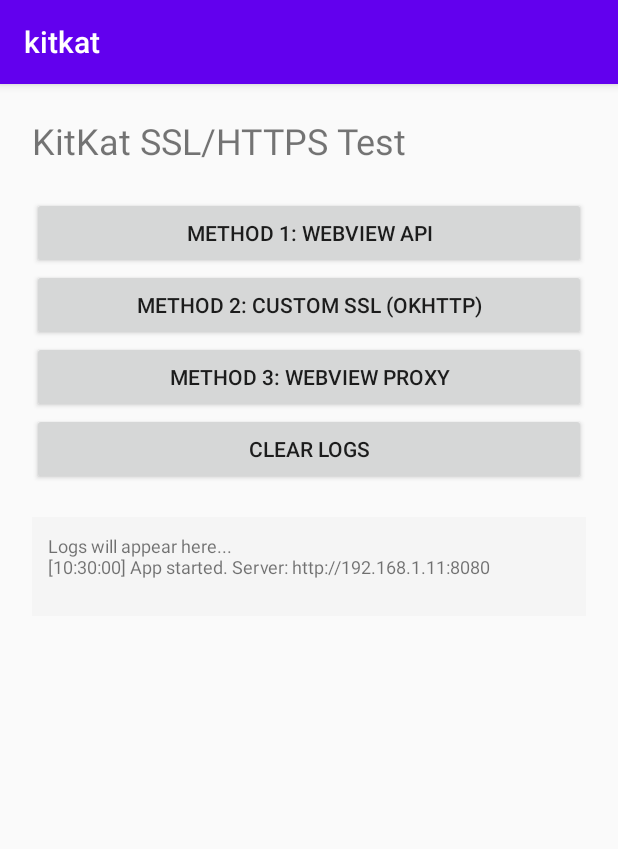
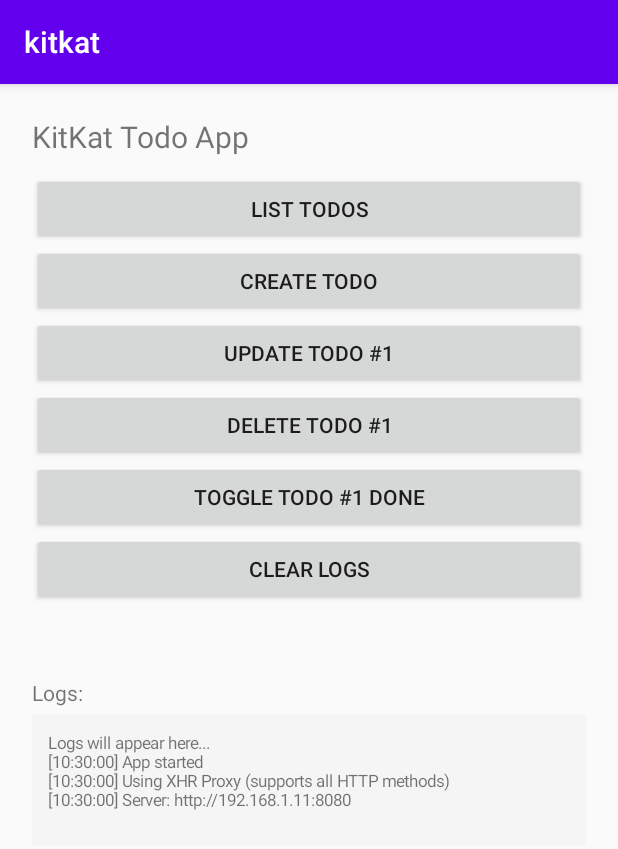
Before and after one commit to estrados/teux2, an Android app: the screen it shows after launch (MainActivity), on a phone screen of 412 x 824 dp. Shown: the top 849 px of the screen. Run offline under Robolectric (Android 15) with nearby library versions, the phone set to English and light mode, and no system bars; 2 statements that could not run were skipped.

Commit message:
crud working

```diff
--- a/app/src/main/java/com/example/kitkat/LogHelper.kt
+++ b/app/src/main/java/com/example/kitkat/LogHelper.kt
@@ -27,17 +27,18 @@
         val method: String,
         val status: String,
         val message: String,
-        val response_time: Long = 0
+        val response_time: Long = 0,
+        val response_body: String? = null
     )
 
-    fun log(method: String, status: String, message: String, responseTime: Long = 0) {
+    fun log(method: String, status: String, message: String, responseTime: Long = 0, responseBody: String? = null) {
         // Log to Logcat
         Log.d(TAG, "[$method] $status - $message (${responseTime}ms)")
 
         // Send to PHP server asynchronously
         Thread {
             try {
-                val logData = LogData(method, status, message, responseTime)
+                val logData = LogData(method, status, message, responseTime, responseBody)
                 val json = gson.toJson(logData)
 
                 val body = RequestBody.create(
@@ -60,15 +61,15 @@
         }.start()
     }
 
-    fun logSuccess(method: String, message: String, responseTime: Long) {
-        log(method, "SUCCESS", message, responseTime)
+    fun logSuccess(method: String, message: String, responseTime: Long, responseBody: String? = null) {
+        log(method, "SUCCESS", message, responseTime, responseBody)
     }
 
-    fun logError(method: String, message: String, responseTime: Long = 0) {
-        log(method, "ERROR", message, responseTime)
+    fun logError(method: String, message: String, responseTime: Long = 0, responseBody: String? = null) {
+        log(method, "ERROR", message, responseTime, responseBody)
     }
 
     fun logInfo(method: String, message: String) {
-        log(method, "INFO", message, 0)
+        log(method, "INFO", message, 0, null)
     }
 }
--- a/app/src/main/java/com/example/kitkat/MainActivity.kt
+++ b/app/src/main/java/com/example/kitkat/MainActivity.kt
@@ -6,141 +6,253 @@
 import android.widget.TextView
 import android.widget.LinearLayout
 import androidx.appcompat.app.AppCompatActivity
+import java.text.SimpleDateFormat
+import java.util.*
 
 class MainActivity : AppCompatActivity() {
 
     private lateinit var logTextView: TextView
     private lateinit var scrollView: ScrollView
 
+    // Using XHR Proxy - supports all HTTP operations
+    private lateinit var apiHelper: ApiHelper
+    private lateinit var todoApi: TodoApi
+
     override fun onCreate(savedInstanceState: Bundle?) {
         super.onCreate(savedInstanceState)
 
-        // Create UI programmatically (no XML layout needed)
-        val layout = LinearLayout(this).apply {
+        // Initialize API helper
+        apiHelper = ApiHelperFactory.create(this)
+        todoApi = TodoApi(apiHelper)
+
+        // Main layout
+        val mainLayout = LinearLayout(this).apply {
             orientation = LinearLayout.VERTICAL
             setPadding(32, 32, 32, 32)
         }
 
         // Title
         val title = TextView(this).apply {
-            text = "KitKat SSL/HTTPS Test"
-            textSize = 24f
-            setPadding(0, 0, 0, 32)
+            text = "KitKat Todo App"
+            textSize = 20f
+            setPadding(0, 0, 0, 16)
         }
-        layout.addView(title)
+        mainLayout.addView(title)
 
-        // Method 1 Button - WebView API
-        val btnWebView = Button(this).apply {
-            text = "Method 1: WebView API"
-            setOnClickListener {
-                appendLog("Testing Method 1: WebView API...")
-                testWebViewApi()
+        // Buttons container (scrollable)
+        val buttonScrollView = ScrollView(this).apply {
+            layoutParams = LinearLayout.LayoutParams(
+                LinearLayout.LayoutParams.MATCH_PARENT,
+                0
+            ).apply {
+                weight = 1f // Take up available space
             }
         }
-        layout.addView(btnWebView)
 
-        // Method 2 Button - Custom SSL
-        val btnCustomSsl = Button(this).apply {
-            text = "Method 2: Custom SSL (OkHttp)"
-            setOnClickListener {
-                appendLog("Testing Method 2: Custom SSL...")
-                testCustomSsl()
-            }
+        val buttonLayout = LinearLayout(this).apply {
+            orientation = LinearLayout.VERTICAL
         }
-        layout.addView(btnCustomSsl)
 
-        // Method 3 Button - WebView Proxy
-        val btnWebViewProxy = Button(this).apply {
-            text = "Method 3: WebView Proxy"
-            setOnClickListener {
-                appendLog("Testing Method 3: WebView as SSL Proxy...")
-                testWebViewProxy()
-            }
+        // Add all buttons to scrollable container
+        buttonLayout.addView(Button(this).apply {
+            text = "List Todos"
+            setOnClickListener { listTodos() }
+        })
+
+        buttonLayout.addView(Button(this).apply {
+            text = "Create Todo"
+            setOnClickListener { createTodo() }
+        })
+
+        buttonLayout.addView(Button(this).apply {
+            text = "Update Todo #1"
+            setOnClickListener { updateTodo() }
+        })
+
+        buttonLayout.addView(Button(this).apply {
+            text = "Delete Todo #1"
+            setOnClickListener { deleteTodo() }
+        })
+
+        buttonLayout.addView(Button(this).apply {
+            text = "Toggle Todo #1 Done"
+            setOnClickListener { toggleTodo() }
+        })
+
+        buttonLayout.addView(Button(this).apply {
+            text = "Clear Logs"
+            setOnClickListener { logTextView.text = "" }
+        })
+
+        buttonScrollView.addView(buttonLayout)
+        mainLayout.addView(buttonScrollView)
+
+        // Logs section
+        val logLabel = TextView(this).apply {
+            text = "Logs:"
+            textSize = 14f
+            setPadding(0, 16, 0, 8)
         }
-        layout.addView(btnWebViewProxy)
-
-        // Clear Button
-        val btnClear = Button(this).apply {
-            text = "Clear Logs"
-            setOnClickListener {
-                logTextView.text = ""
-            }
-        }
-        layout.addView(btnClear)
+        mainLayout.addView(logLabel)
 
         // ScrollView with TextView for logs
         scrollView = ScrollView(this).apply {
             layoutParams = LinearLayout.LayoutParams(
                 LinearLayout.LayoutParams.MATCH_PARENT,
-                LinearLayout.LayoutParams.MATCH_PARENT
+                0
             ).apply {
-                topMargin = 32
+                weight = 1f // Take up available space
             }
         }
 
         logTextView = TextView(this).apply {
             text = "Logs will appear here...\n"
-            textSize = 12f
+            textSize = 11f
             setPadding(16, 16, 16, 16)
             setBackgroundColor(0xFFF5F5F5.toInt())
         }
 
         scrollView.addView(logTextView)
-        layout.addView(scrollView)
+        mainLayout.addView(scrollView)
 
-        setContentView(layout)
+        setContentView(mainLayout)
 
-        // Initial log
-        appendLog("App started. Server: http://192.168.1.11:8080")
+        appendLog("App started")
+        appendLog("Using XHR Proxy (supports all HTTP methods)")
+        appendLog("Server: http://192.168.1.11:8080")
         LogHelper.logInfo("APP", "MainActivity started")
+    }
+
+    // Store latest todo ID from list (for update/delete/toggle operations)
+    private var latestTodoId: Int? = null
+
+    private fun listTodos() {
+        appendLog("\n[LIST] Fetching todos...")
+        val today = SimpleDateFormat("yyyy-MM-dd", Locale.US).format(Date())
+
+        todoApi.listTodos(Config.WORKSPACE_ID, today, today) { success, statusCode, response, responseTime ->
+            runOnUiThread {
+                if (success) {
+                    appendLog("✓ HTTP $statusCode in ${responseTime}ms")
+                    appendLog("Response body:")
+                    appendLog(response)
+
+                    // Extract first todo ID for update/delete/toggle
+                    try {
+                        val regex = """"id":(\d+)""".toRegex()
+                        val match = regex.find(response)
+                        latestTodoId = match?.groupValues?.get(1)?.toIntOrNull()
+                        latestTodoId?.let {
+                            appendLog("Saved todo ID $it for operations")
+                        }
+                    } catch (e: Exception) {
+                        appendLog("Could not extract todo ID")
+                    }
+                } else {
+                    appendLog("✗ HTTP $statusCode")
+                    appendLog("Error: $response")
+                }
+            }
+        }
+    }
+
+    private fun createTodo() {
+        val newTodoText = "Test todo created at ${SimpleDateFormat("HH:mm:ss", Locale.US).format(Date())}"
+        appendLog("\n[CREATE] Creating: $newTodoText")
+        val today = SimpleDateFormat("yyyy-MM-dd", Locale.US).format(Date())
+
+        todoApi.createTodo(Config.WORKSPACE_ID, newTodoText, today) { success, statusCode, response, responseTime ->
+            runOnUiThread {
+                if (success) {
+                    appendLog("✓ Created! HTTP $statusCode in ${responseTime}ms")
+                    appendLog("Response body:")
+                    appendLog(response)
+                } else {
+                    appendLog("✗ HTTP $statusCode")
+                    appendLog("Error: $response")
+                }
+            }
+        }
+    }
+
+    private fun updateTodo() {
+        val todoId = latestTodoId
+        if (todoId == null) {
+            appendLog("\n[UPDATE] Error: No todo ID. Click 'List Todos' first")
+            return
+        }
+
+        val updatedText = "Updated at ${SimpleDateFormat("HH:mm:ss", Locale.US).format(Date())}"
+        appendLog("\n[UPDATE] Updating todo #$todoId: $updatedText")
+
+        todoApi.updateTodo(Config.WORKSPACE_ID, todoId, updatedText) { success, statusCode, response, responseTime ->
+            runOnUiThread {
+                if (success) {
+                    appendLog("✓ Updated! HTTP $statusCode in ${responseTime}ms")
+                    appendLog("Response body:")
+                    appendLog(response)
+                } else {
+                    appendLog("✗ HTTP $statusCode")
+                    appendLog("Error: $response")
+                }
+            }
+        }
+    }
+
+    private fun deleteTodo() {
+        val todoId = latestTodoId
+        if (todoId == null) {
+            appendLog("\n[DELETE] Error: No todo ID. Click 'List Todos' first")
+            return
+        }
+
+        appendLog("\n[DELETE] Deleting todo #$todoId")
+
+        todoApi.deleteTodo(Config.WORKSPACE_ID, todoId) { success, statusCode, response, responseTime ->
+            runOnUiThread {
+                if (success) {
+                    appendLog("✓ Deleted! HTTP $statusCode in ${responseTime}ms")
+                    appendLog("Response body:")
+                    appendLog(response)
+                    latestTodoId = null // Clear since it's deleted
+                } else {
+                    appendLog("✗ HTTP $statusCode")
+                    appendLog("Error: $response")
+                }
+            }
+        }
+    }
+
+    private fun toggleTodo() {
+        val todoId = latestTodoId
+        if (todoId == null) {
+            appendLog("\n[TOGGLE] Error: No todo ID. Click 'List Todos' first")
+            return
+        }
+
+        appendLog("\n[TOGGLE] Toggling done status for todo #$todoId")
+
+        todoApi.toggleTodoDone(Config.WORKSPACE_ID, todoId, true) { success, statusCode, response, responseTime ->
+            runOnUiThread {
+                if (success) {
+                    appendLog("✓ Toggled! HTTP $statusCode in ${responseTime}ms")
+                    appendLog("Response body:")
+                    appendLog(response)
+                } else {
+                    appendLog("✗ HTTP $statusCode")
+                    appendLog("Error: $response")
+                }
+            }
+        }
     }
 
     private fun appendLog(message: String) {
         runOnUiThread {
-            val timestamp = java.text.SimpleDateFormat("HH:mm:ss", java.util.Locale.US)
-                .format(java.util.Date())
+            val timestamp = SimpleDateFormat("HH:mm:ss", Locale.US).format(Date())
             logTextView.append("[$timestamp] $message\n")
             scrollView.post {
                 scrollView.fullScroll(ScrollView.FOCUS_DOWN)
             }
         }
     }
-
-    private fun testWebViewApi() {
-        try {
-            val helper = WebViewApiHelper(this)
-            helper.testApi { success, message, responseTime ->
-                appendLog(if (success) "✓ SUCCESS: $message" else "✗ ERROR: $message")
-            }
-        } catch (e: Exception) {
-            appendLog("✗ Exception: ${e.message}")
-            LogHelper.logError("WebView", "Exception: ${e.message ?: "Unknown error"}")
-        }
-    }
-
-    private fun testCustomSsl() {
-        Thread {
-            try {
-                val helper = CustomSslHelper()
-                helper.testApi { success, message, responseTime ->
-                    appendLog(if (success) "✓ SUCCESS: $message" else "✗ ERROR: $message")
-                }
-            } catch (e: Exception) {
-                appendLog("✗ Exception: ${e.message}")
-                LogHelper.logError("CustomSSL", "Exception: ${e.message}")
-            }
-        }.start()
-    }
-
-    private fun testWebViewProxy() {
-        try {
-            val helper = WebViewProxyHelper(this)
-            helper.testApi { success, message, responseTime ->
-                appendLog(if (success) "✓ SUCCESS: $message" else "✗ ERROR: $message")
-            }
-        } catch (e: Exception) {
-            appendLog("✗ Exception: ${e.message}")
-            LogHelper.logError("WebViewProxy", "Exception: ${e.message ?: "Unknown error"}")
-        }
-    }
 }
```
Also changed, not shown: app/src/main/java/com/example/kitkat/CustomSslHelper.kt (+6 -5 lines), app/src/main/java/com/example/kitkat/WebViewApiHelper.kt (+4 -9 lines), app/src/main/java/com/example/kitkat/WebViewProxyHelper.kt (+5 -4 lines), 3 other files.
